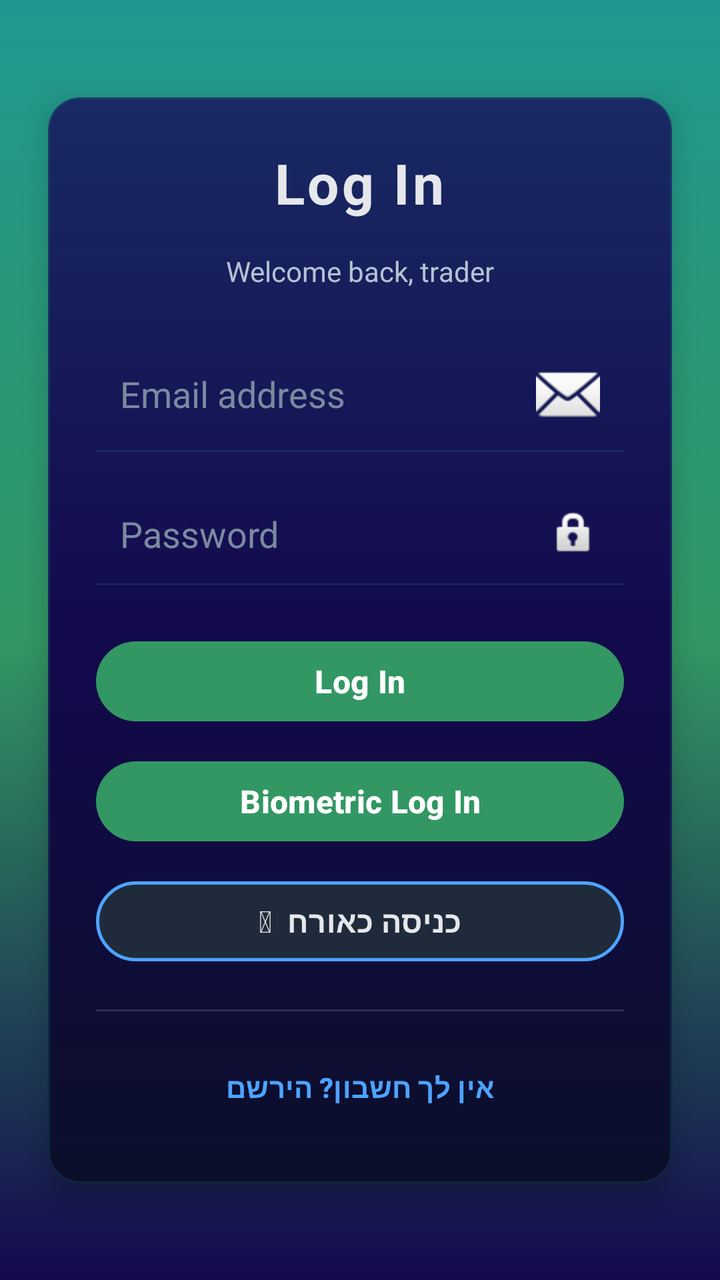
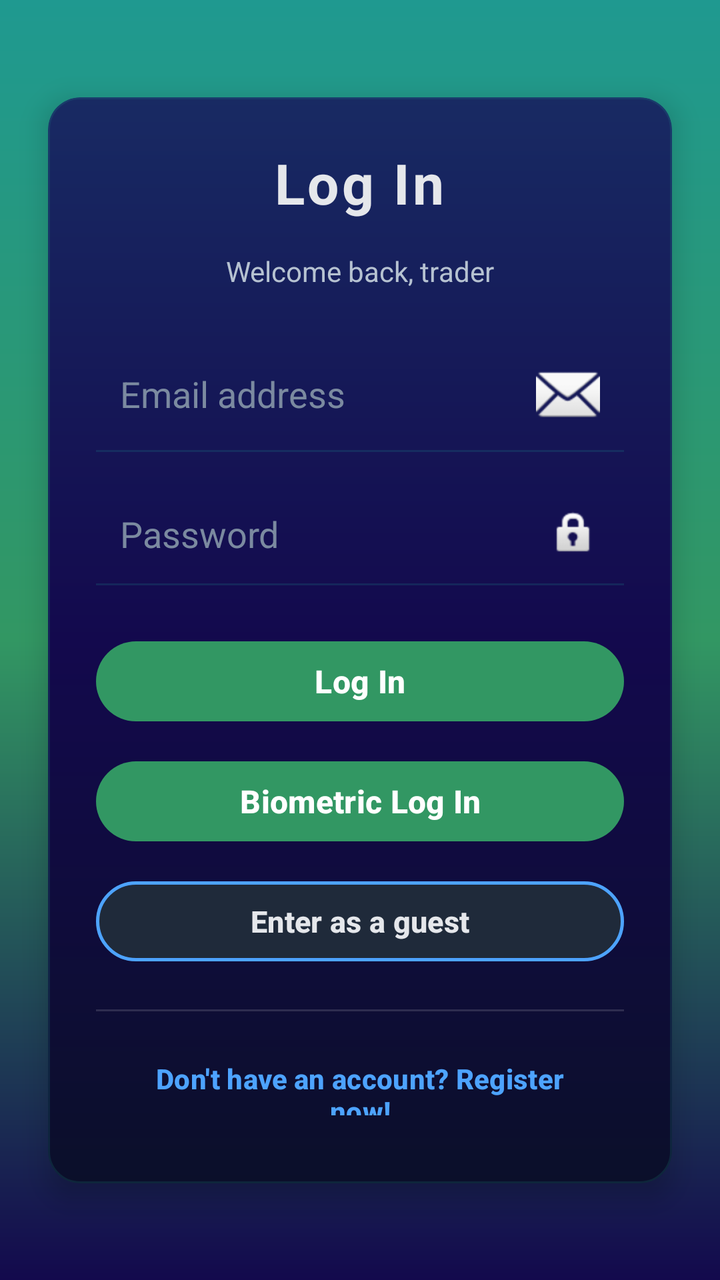

Before-and-after screenshots of an Android layout around one commit, followed by the original layout XML and the change that was made.
<!-- AndroidManifest.xml: application theme Theme.Chart -->
<!-- res/layout/activity_auth_login.xml -->
<?xml version="1.0" encoding="utf-8"?>
<androidx.constraintlayout.widget.ConstraintLayout
    xmlns:android="http://schemas.android.com/apk/res/android"
    xmlns:app="http://schemas.android.com/apk/res-auto"
    xmlns:tools="http://schemas.android.com/tools"
    android:id="@+id/main"
    android:layout_width="match_parent"
    android:layout_height="match_parent"
    android:background="@drawable/bg_login_screen"
    android:layoutDirection="rtl"
    tools:context=".AuthLogin">

    <com.google.android.material.card.MaterialCardView
        android:layout_width="0dp"
        android:layout_height="wrap_content"
        android:layout_margin="24dp"
        app:cardCornerRadius="16dp"
        app:cardElevation="8dp"
        app:cardBackgroundColor="@android:color/transparent"
        app:strokeWidth="1dp"
        app:strokeColor="#2A1F9990"
        app:layout_constraintTop_toTopOf="parent"
        app:layout_constraintBottom_toBottomOf="parent"
        app:layout_constraintStart_toStartOf="parent"
        app:layout_constraintEnd_toEndOf="parent">

        <LinearLayout
            android:layout_width="match_parent"
            android:layout_height="wrap_content"
            android:orientation="vertical"
            android:padding="24dp"
            android:background="@drawable/bg_login_card">

            <TextView
                android:id="@+id/LogIn"
                android:layout_width="wrap_content"
                android:layout_height="wrap_content"
                android:text="Log In"
                android:textSize="28sp"
                android:textStyle="bold"
                android:textColor="#E5E7EB"
                android:layout_gravity="center_horizontal"
                android:letterSpacing="0.05"
                android:paddingBottom="16dp" />

            <TextView
                android:layout_width="wrap_content"
                android:layout_height="wrap_content"
                android:text="Welcome back, trader"
                android:textSize="14sp"
                android:textColor="#B6C2D1"
                android:layout_gravity="center_horizontal"
                android:paddingBottom="24dp" />

            <EditText
                android:id="@+id/editTextEmailAddress"
                android:layout_width="match_parent"
                android:layout_height="wrap_content"
                android:hint="Email address"
                android:inputType="textEmailAddress"
                android:textColor="#E5E7EB"
                android:textColorHint="#7B8AA0"
                android:background="@android:color/transparent"
                android:padding="12dp"
                android:drawablePadding="8dp"
                android:drawableStart="@android:drawable/ic_dialog_email" />

            <View
                android:layout_width="match_parent"
                android:layout_height="1dp"
                android:background="#2F1F9990"
                android:layout_marginBottom="16dp" />

            <EditText
                android:id="@+id/editTextPassword"
                android:layout_width="match_parent"
                android:layout_height="wrap_content"
                android:hint="Password"
                android:inputType="textPassword"
                android:textColor="#E5E7EB"
                android:textColorHint="#7B8AA0"
                android:background="@android:color/transparent"
                android:padding="12dp"
                android:drawablePadding="8dp"
                android:drawableStart="@android:drawable/ic_lock_idle_lock" />

            <View
                android:layout_width="match_parent"
                android:layout_height="1dp"
                android:background="#2F1F9990"
                android:layout_marginBottom="24dp" />

            
            <com.google.android.material.button.MaterialButton
                android:id="@+id/button"
                android:layout_width="match_parent"
                android:layout_height="48dp"
                android:text="Log In"
                android:textAllCaps="false"
                android:textSize="16sp"
                android:textStyle="bold"
                android:textColor="#FFFFFF"
                app:backgroundTint="#329763"
                android:stateListAnimator="@null"/>

            
            <com.google.android.material.button.MaterialButton
                android:id="@+id/btnBiometricLogin"
                android:layout_width="match_parent"
                android:layout_height="48dp"
                android:layout_marginTop="12dp"
                android:text="Biometric Log In"
                android:textAllCaps="false"
                android:textSize="16sp"
                android:textStyle="bold"
                android:textColor="#FFFFFF"
                app:backgroundTint="#329763"
                android:stateListAnimator="@null"/>

            
            <com.google.android.material.button.MaterialButton
                android:id="@+id/btnGuestLogin"
                android:layout_width="match_parent"
                android:layout_height="48dp"
                android:layout_marginTop="12dp"
                android:text="&#128100;  כניסה כאורח"
                android:textAllCaps="false"
                android:textSize="15sp"
                android:textStyle="bold"
                android:textColor="#E5E7EB"
                app:backgroundTint="#1F2A3A"
                app:strokeColor="#4DA3FF"
                app:strokeWidth="1.5dp"
                android:stateListAnimator="@null"/>

            
            <View
                android:layout_width="match_parent"
                android:layout_height="1dp"
                android:background="#22FFFFFF"
                android:layout_marginTop="20dp"
                android:layout_marginBottom="14dp"/>

            
            <com.google.android.material.button.MaterialButton
                android:id="@+id/btnNoUser"
                android:layout_width="match_parent"
                android:layout_height="48dp"
                android:text="אין לך חשבון? הירשם"
                android:textAllCaps="false"
                android:textSize="14sp"
                android:textStyle="bold"
                android:textColor="#4DA3FF"
                app:backgroundTint="@android:color/transparent"
                android:stateListAnimator="@null"/>

        </LinearLayout>
    </com.google.android.material.card.MaterialCardView>

</androidx.constraintlayout.widget.ConstraintLayout>
<!-- resources referenced by this layout -->
<resources>
  <!-- drawable bg_login_card (drawable) -->
  <?xml version="1.0" encoding="utf-8"?>
  <shape xmlns:android="http://schemas.android.com/apk/res/android">
      <corners android:radius="16dp" />
      <gradient
          android:type="linear"
          android:angle="270"
          android:startColor="#182A63"
          android:centerColor="#13094D"
          android:endColor="#0B0F2A" />
  </shape>
  <!-- drawable bg_login_screen (drawable) -->
  <?xml version="1.0" encoding="utf-8"?>
  <shape xmlns:android="http://schemas.android.com/apk/res/android">
      <gradient
          android:type="linear"
          android:angle="270"
          android:startColor="#1F9990"
          android:centerColor="#329763"
          android:endColor="#13094D" />
  </shape>
  <style name="Theme.Chart" parent="Base.Theme.MogoMarket" />
  <style name="Base.Theme.MogoMarket" parent="Theme.Material3.DayNight.NoActionBar">
          <item name="colorPrimary">@color/primary</item>
          <item name="colorPrimaryVariant">@color/primary_dark</item>
          <item name="colorOnPrimary">@color/white</item>
          <item name="colorSecondary">@color/bg_card</item>
          <item name="colorOnSecondary">@color/text_primary</item>
          <item name="colorSurface">@color/bg_secondary</item>
          <item name="colorOnSurface">@color/text_primary</item>
          <item name="android:colorBackground">@color/bg_primary</item>
          <item name="colorBackground">@color/bg_primary</item>
          <item name="colorOnBackground">@color/text_primary</item>
          <item name="colorOnSurfaceVariant">@color/text_secondary</item>
          <item name="colorError">@color/loss</item>
          <item name="colorOnError">@color/white</item>
          <item name="android:textColor">@color/text_primary</item>
          <item name="materialCardViewStyle">@style/CardStyle</item>
          <item name="android:statusBarColor">@color/bg_primary</item>
          
          <item name="android:windowLightStatusBar">true</item>
          
          <item name="bottomNavigationStyle">@style/BottomNavStyle</item>
      </style>
  <color name="primary">#4DA3FF</color>
  <color name="primary_dark">#1C6DD0</color>
  <color name="white">#FFFFFF</color>
  <color name="bg_card">#FFFFFF</color>
  <color name="text_primary">#0D1117</color>
  <color name="bg_secondary">#FFFFFF</color>
  <color name="bg_primary">#F0F4F8</color>
  <color name="text_secondary">#4A5568</color>
  <color name="loss">#FF4D4D</color>
  <style name="CardStyle" parent="Widget.Material3.CardView.Elevated">
          <item name="cardBackgroundColor">@color/bg_card</item>
          <item name="strokeColor">@color/colorDivider</item>
          <item name="strokeWidth">0dp</item>
          <item name="cardCornerRadius">16dp</item>
          <item name="cardElevation">2dp</item>
      </style>
  <style name="BottomNavStyle" parent="Widget.Material3.BottomNavigationView">
          <item name="android:background">?attr/colorSurface</item>
          <item name="elevation">8dp</item>
          <item name="labelVisibilityMode">labeled</item>
          <item name="itemActiveIndicatorStyle">@style/BottomNavIndicatorStyle</item>
      </style>
  <color name="colorDivider">#E2E8F0</color>
  <style name="BottomNavIndicatorStyle" parent="Widget.Material3.BottomNavigationView.ActiveIndicator">
          <item name="android:color">@android:color/transparent</item>
          <item name="android:width">0dp</item>
          <item name="android:height">0dp</item>
      </style>
</resources>

<!-- the commit's change to res/layout/activity_auth_login.xml (unified diff, before → after) -->
@@ -123,7 +123,7 @@
                 android:layout_width="match_parent"
                 android:layout_height="48dp"
                 android:layout_marginTop="12dp"
-                android:text="&#128100;  כניסה כאורח"
+                android:text="Enter as a guest"
                 android:textAllCaps="false"
                 android:textSize="15sp"
                 android:textStyle="bold"
@@ -146,7 +146,7 @@
                 android:id="@+id/btnNoUser"
                 android:layout_width="match_parent"
                 android:layout_height="48dp"
-                android:text="אין לך חשבון? הירשם"
+                android:text="Don't have an account? Register now!"
                 android:textAllCaps="false"
                 android:textSize="14sp"
                 android:textStyle="bold"
